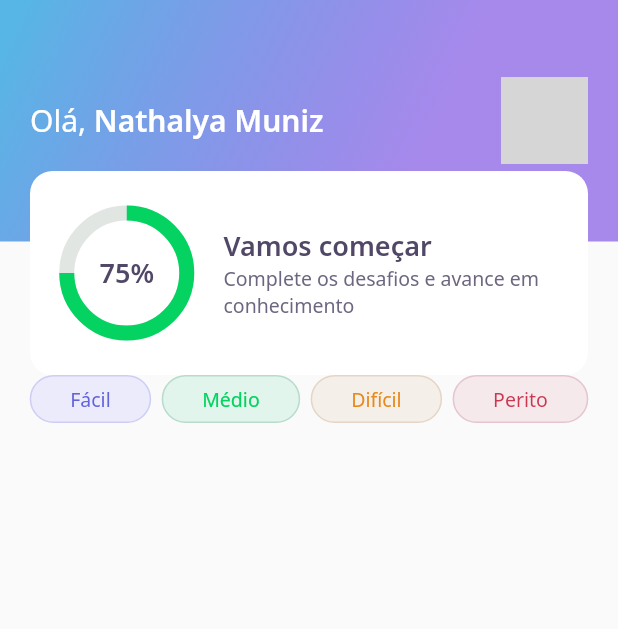
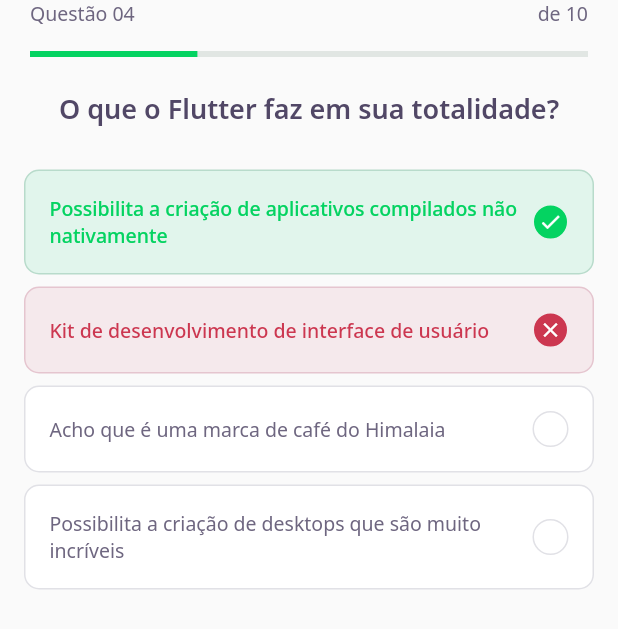
Before and after one commit to nnmuniz/devquiz, a Flutter app: the screen it shows after launch, on a phone screen of 412 x 824 dp. Shown: the top 629 px of the screen. Run offline on Flutter 3.47's test engine with Material 2 defaults, Android fonts, the phone set to English and light mode, and no system bars; our stand-ins replace google_fonts; grey boxes are pictures that could not be loaded.

Commit message:
add a new awnser screen

```diff
--- /dev/null
+++ b/lib/challenge/challenge_page.dart
@@ -0,0 +1,27 @@
+import 'package:devquiz/challenge/question_indicator/question_indicator_widget.dart';
+import 'package:devquiz/challenge/widgets/quiz/quiz_widget.dart';
+import 'package:flutter/material.dart';
+
+class ChallengePage extends StatefulWidget {
+  ChallengePage({Key? key}) : super(key: key);
+
+  @override
+  _ChallengePageState createState() => _ChallengePageState();
+}
+
+class _ChallengePageState extends State<ChallengePage> {
+  @override
+  Widget build(BuildContext context) {
+    return Scaffold(
+      appBar: PreferredSize(
+        preferredSize: Size.fromHeight(60),
+        child: SafeArea(
+          child: QuestionIndicatorWidget(),
+        ),
+      ),
+      body: QuizWidget(
+        title: "O que o Flutter faz em sua totalidade?",
+      ),
+    );
+  }
+}
--- /dev/null
+++ b/lib/challenge/question_indicator/question_indicator_widget.dart
@@ -0,0 +1,35 @@
+import 'package:devquiz/core/app_text_styles.dart';
+import 'package:devquiz/shared/widgets/progress_indicator/progress_indicator_widget.dart';
+import 'package:flutter/material.dart';
+
+class QuestionIndicatorWidget extends StatelessWidget {
+  const QuestionIndicatorWidget({Key? key}) : super(key: key);
+
+  @override
+  Widget build(BuildContext context) {
+    return Container(
+      padding: const EdgeInsets.symmetric(horizontal: 20),
+      child: Column(
+        children: [
+          Row(
+            mainAxisAlignment: MainAxisAlignment.spaceBetween,
+            children: [
+              Text(
+                "Questão 04",
+                style: AppTextStyles.body,
+              ),
+              Text(
+                "de 10",
+                style: AppTextStyles.body,
+              )
+            ],
+          ),
+          SizedBox(
+            height: 16,
+          ),
+          ProgressIndicatorWidget(value: 0.7)
+        ],
+      ),
+    );
+  }
+}
--- /dev/null
+++ b/lib/challenge/widgets/awnser/awnser_widget.dart
@@ -0,0 +1,77 @@
+import 'package:devquiz/core/app_colors.dart';
+import 'package:devquiz/core/app_text_styles.dart';
+import 'package:flutter/material.dart';
+
+class AwnserWidget extends StatelessWidget {
+  final String title;
+  final bool isRight;
+  final bool isSelected;
+
+  const AwnserWidget({
+    Key? key,
+    required this.title,
+    this.isSelected = false,
+    this.isRight = false,
+  }) : super(key: key);
+
+  Color get _selectedColorRight =>
+      isRight ? AppColors.darkGreen : AppColors.darkRed;
+
+  Color get _selectedBorderRight =>
+      isRight ? AppColors.lightGreen : AppColors.lightRed;
+
+  Color get _selectedColorCardRight =>
+      isRight ? AppColors.lightGreen : AppColors.lightRed;
+
+  Color get _selectedBorderCardRight =>
+      isRight ? AppColors.green : AppColors.red;
+
+  TextStyle get _selectedTextStyleRight =>
+      isRight ? AppTextStyles.bodyDarkGreen : AppTextStyles.bodyDarkRed;
+
+  IconData get _selectedIconRight => isRight ? Icons.check : Icons.close;
+
+  @override
+  Widget build(BuildContext context) {
+    return Padding(
+      padding: const EdgeInsets.symmetric(horizontal: 16, vertical: 4),
+      child: Container(
+        padding: EdgeInsets.all(16),
+        decoration: BoxDecoration(
+            color: isSelected ? _selectedColorCardRight : AppColors.white,
+            borderRadius: BorderRadius.circular(10),
+            border: Border.fromBorderSide(BorderSide(
+                color:
+                    isSelected ? _selectedBorderCardRight : AppColors.border))),
+        child: Row(
+          mainAxisAlignment: MainAxisAlignment.spaceBetween,
+          children: [
+            Expanded(
+                child: Text(
+              title,
+              style: isSelected ? _selectedTextStyleRight : AppTextStyles.body,
+            )),
+            Container(
+              width: 24,
+              height: 24,
+              decoration: BoxDecoration(
+                  color: isSelected ? _selectedColorRight : AppColors.white,
+                  borderRadius: BorderRadius.circular(500),
+                  border: Border.fromBorderSide(BorderSide(
+                      color: isSelected
+                          ? _selectedBorderRight
+                          : AppColors.border))),
+              child: isSelected
+                  ? Icon(
+                      _selectedIconRight,
+                      color: AppColors.white,
+                      size: 16,
+                    )
+                  : null,
+            )
+          ],
+        ),
+      ),
+    );
+  }
+}
--- /dev/null
+++ b/lib/challenge/widgets/quiz/quiz_widget.dart
@@ -0,0 +1,42 @@
+import 'package:devquiz/challenge/widgets/awnser/awnser_widget.dart';
+import 'package:devquiz/core/app_text_styles.dart';
+import 'package:flutter/material.dart';
+
+class QuizWidget extends StatelessWidget {
+  final String title;
+  const QuizWidget({Key? key, required this.title}) : super(key: key);
+
+  @override
+  Widget build(BuildContext context) {
+    return Container(
+      child: Column(
+        children: [
+          Text(
+            title,
+            style: AppTextStyles.heading,
+          ),
+          SizedBox(
+            height: 24,
+          ),
+          AwnserWidget(
+            isRight: true,
+            isSelected: true,
+            title:
+                "Possibilita a criação de aplicativos compilados não nativamente",
+          ),
+          AwnserWidget(
+            isRight: false,
+            isSelected: true,
+            title: "Kit de desenvolvimento de interface de usuário",
+          ),
+          AwnserWidget(
+            title: "Acho que é uma marca de café do Himalaia",
+          ),
+          AwnserWidget(
+            title: "Possibilita a criação de desktops que são muito incríveis",
+          ),
+        ],
+      ),
+    );
+  }
+}
--- a/lib/core/app_widget.dart
+++ b/lib/core/app_widget.dart
@@ -1,4 +1,4 @@
-import 'package:devquiz/home/home_page.dart';
+import 'package:devquiz/challenge/challenge_page.dart';
 import 'package:flutter/material.dart';
 
 class AppWidget extends StatelessWidget {
@@ -6,7 +6,7 @@
   Widget build(BuildContext context) {
     return MaterialApp(
       title: "devquiz",
-      home: HomePage(),
+      home: ChallengePage(),
     );
   }
 }
--- a/lib/main.dart
+++ b/lib/main.dart
@@ -1,4 +1,3 @@
-import 'package:devquiz/home/home_page.dart';
 import 'package:flutter/material.dart';
 
 import 'core/app_widget.dart';
--- /dev/null
+++ b/lib/shared/widgets/progress_indicator/progress_indicator_widget.dart
@@ -0,0 +1,17 @@
+import 'package:devquiz/core/app_colors.dart';
+import 'package:flutter/material.dart';
+
+class ProgressIndicatorWidget extends StatelessWidget {
+  final double value;
+  const ProgressIndicatorWidget({Key? key, required this.value})
+      : super(key: key);
+
+  @override
+  Widget build(BuildContext context) {
+    return LinearProgressIndicator(
+      value: 0.3,
+      backgroundColor: AppColors.chartSecondary,
+      valueColor: AlwaysStoppedAnimation<Color>(AppColors.chartPrimary),
+    );
+  }
+}
```
Also changed, not shown: lib/home/home_page.dart (+27 -4 lines), lib/home/widgets/quiz_card/quiz_card_widget.dart (added, +57 -0 lines).
